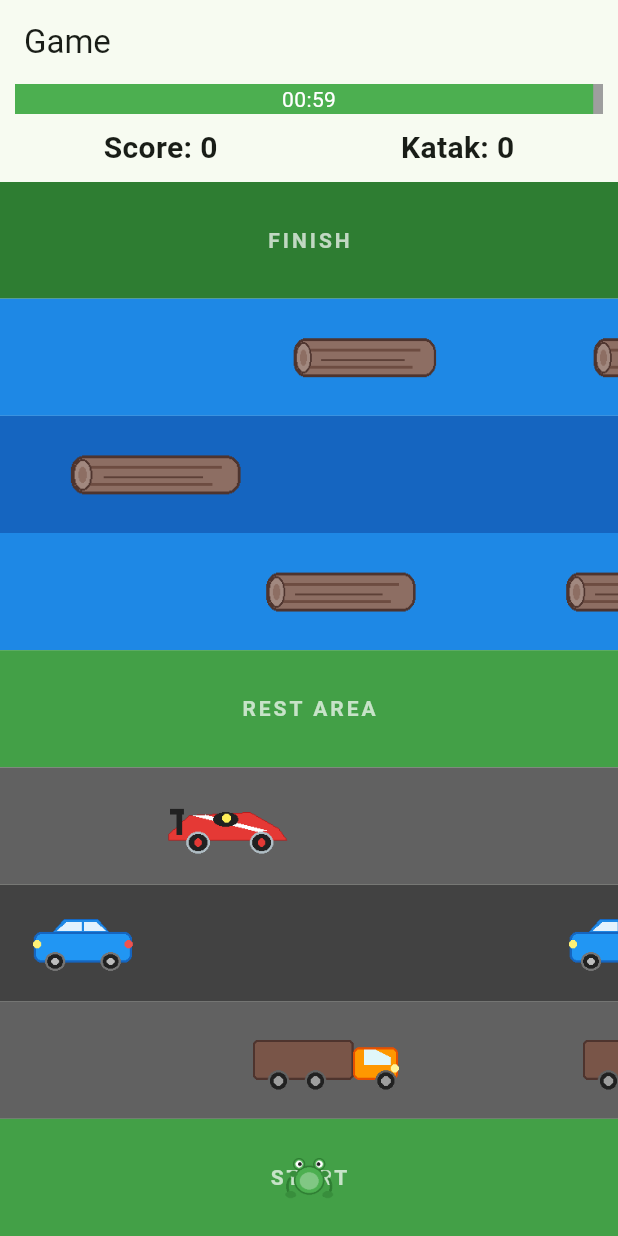
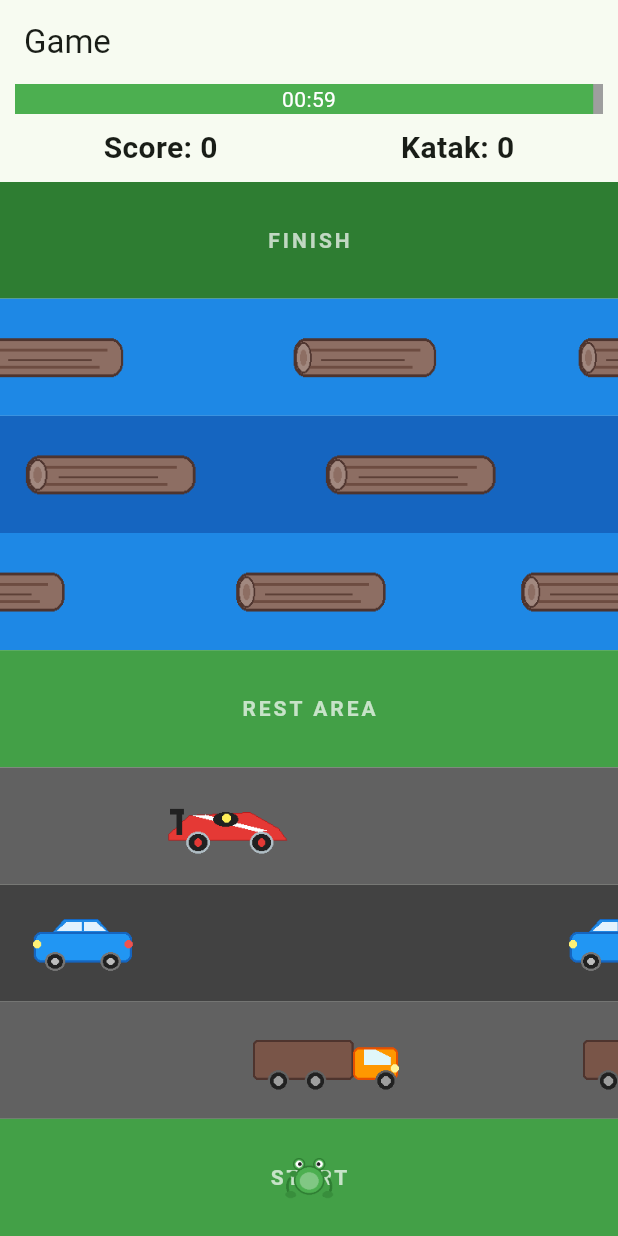
Before and after one commit to RealNubiest/froggycrosser, a Flutter app: the Game screen opened by its route, on a phone screen of 412 x 824 dp. Run offline on Flutter 3.47's test engine with Material 3 defaults, Android fonts, the light colour scheme and no system bars; drawn by our look-alikes of percent_indicator; our stand-ins replace go_router, shared_preferences; accounts and stored records are empty.

Commit message:
Tambah batang kayu dan tombol High Score di Home
- Tambah jumlah batang kayu di sungai dari 2 menjadi 3 per lane
- Tambah tombol High Score di sebelah tombol Play Game pada Home

```diff
--- a/lib/screen/game.dart
+++ b/lib/screen/game.dart
@@ -59,12 +59,18 @@ class _GameState extends State<Game> with SingleTickerProviderStateMixin {
   ];
 
   final List<RiverLog> _logs = [
-    RiverLog(lane: 3, x: 20, speed: 80, width: 110),
-    RiverLog(lane: 3, x: 220, speed: 80, width: 110),
-    RiverLog(lane: 2, x: 40, speed: -110, width: 125),
-    RiverLog(lane: 2, x: 250, speed: -110, width: 125),
+    // Lane 3
+    RiverLog(lane: 3, x: 0, speed: 80, width: 110),
+    RiverLog(lane: 3, x: 190, speed: 80, width: 110),
+    RiverLog(lane: 3, x: 380, speed: 80, width: 110),
+    // Lane 2
+    RiverLog(lane: 2, x: 20, speed: -110, width: 125),
+    RiverLog(lane: 2, x: 220, speed: -110, width: 125),
+    RiverLog(lane: 2, x: 420, speed: -110, width: 125),
+    // Lane 1
     RiverLog(lane: 1, x: 10, speed: 95, width: 105),
-    RiverLog(lane: 1, x: 210, speed: 95, width: 105),
+    RiverLog(lane: 1, x: 200, speed: 95, width: 105),
+    RiverLog(lane: 1, x: 390, speed: 95, width: 105),
   ];
 
   @override
```
Also changed, not shown: lib/screen/home.dart (+21 -6 lines).
